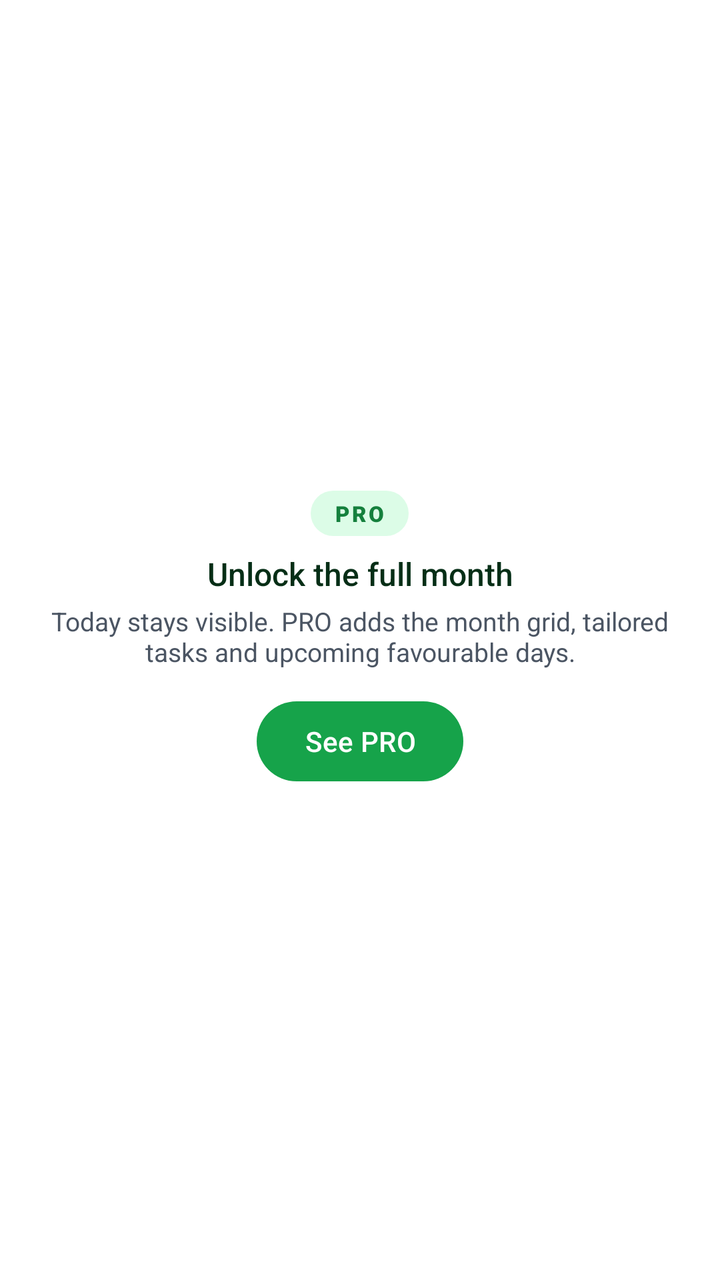
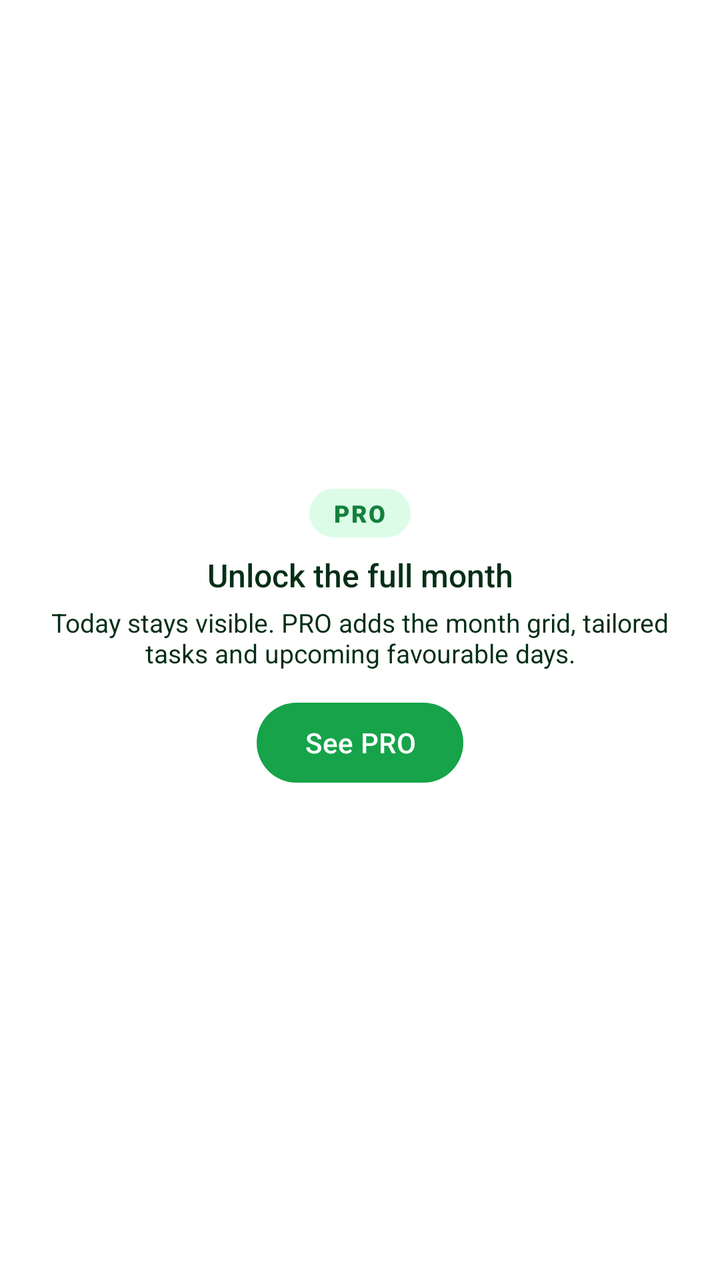

Two renders of the same Android screen: before a commit and after it. Below are the layout's source before the change and the commit's diff.
<!-- AndroidManifest.xml: application theme Theme.PlantDiseases -->
<!-- res/layout/view_pro_locked_overlay.xml -->
<?xml version="1.0" encoding="utf-8"?>
<LinearLayout xmlns:android="http://schemas.android.com/apk/res/android"
    android:layout_width="match_parent"
    android:layout_height="match_parent"
    android:background="@drawable/bg_pro_gate_scrim"
    android:gravity="center"
    android:orientation="vertical"
    android:padding="@dimen/space_lg">

    <TextView
        android:layout_width="wrap_content"
        android:layout_height="wrap_content"
        android:background="@drawable/bg_pill_secondary"
        android:fontFamily="sans-serif-black"
        android:letterSpacing="0.08"
        android:paddingHorizontal="@dimen/space_md"
        android:paddingVertical="@dimen/space_xs"
        android:text="@string/pro_locked_badge"
        android:textColor="@color/primary_dark"
        android:textSize="@dimen/text_caption" />

    <TextView
        android:id="@+id/pro_gate_title"
        android:layout_width="match_parent"
        android:layout_height="wrap_content"
        android:layout_marginTop="@dimen/space_sm"
        android:fontFamily="sans-serif-medium"
        android:gravity="center"
        android:text="@string/pro_lunar_locked_title"
        android:textColor="@color/on_surface"
        android:textSize="@dimen/text_title_sm" />

    <TextView
        android:id="@+id/pro_gate_body"
        android:layout_width="match_parent"
        android:layout_height="wrap_content"
        android:layout_marginTop="@dimen/space_xs"
        android:gravity="center"
        android:maxLines="3"
        android:text="@string/pro_lunar_locked_body"
        android:textColor="@color/on_surface_secondary"
        android:textSize="@dimen/text_body_sm" />

    <com.google.android.material.button.MaterialButton
        android:id="@+id/pro_gate_button"
        style="@style/App.Button.Filled"
        android:layout_width="wrap_content"
        android:layout_height="wrap_content"
        android:layout_marginTop="@dimen/space_md"
        android:minHeight="48dp"
        android:text="@string/pro_unlock" />
</LinearLayout>
<!-- resources referenced by this layout -->
<resources>
  <color name="on_surface">#052E16</color>
  <color name="on_surface_secondary">#4B5563</color>
  <color name="primary_dark">#15803D</color>
  <dimen name="space_lg">16dp</dimen>
  <dimen name="space_md">12dp</dimen>
  <dimen name="space_sm">8dp</dimen>
  <dimen name="space_xs">4dp</dimen>
  <dimen name="text_body_sm">13sp</dimen>
  <dimen name="text_caption">11sp</dimen>
  <dimen name="text_title_sm">16sp</dimen>
  <string name="pro_locked_badge">PRO</string>
  <string name="pro_lunar_locked_body">Today stays visible. PRO adds the month grid, tailored tasks and upcoming favourable days.</string>
  <string name="pro_lunar_locked_title">Unlock the full month</string>
  <string name="pro_unlock">See PRO</string>
  <style name="Theme.PlantDiseases" parent="Theme.Material3.DayNight.NoActionBar">
          <item name="colorPrimary">@color/primary</item>
          <item name="colorPrimaryDark">@color/primary_dark</item>
          <item name="colorOnPrimary">@color/on_primary</item>
          <item name="colorPrimaryContainer">@color/primary_light</item>
          <item name="colorOnPrimaryContainer">@color/primary_dark</item>
          <item name="colorSecondary">@color/secondary</item>
          <item name="colorOnSecondary">@color/on_secondary</item>
          <item name="colorSecondaryContainer">@color/primary_light</item>
          <item name="colorOnSecondaryContainer">@color/primary_dark</item>
          <item name="android:colorBackground">@color/background</item>
          
          <item name="android:windowBackground">@color/background</item>
          
          <item name="android:windowAnimationStyle">@style/App.Animation.Navigation</item>
          <item name="colorSurface">@color/surface</item>
          <item name="colorSurfaceVariant">@color/surface_variant</item>
          <item name="colorOnSurface">@color/on_surface</item>
          <item name="colorOnSurfaceVariant">@color/on_surface_secondary</item>
          
          <item name="colorSurfaceContainerLow">@color/surface_container_low</item>
          <item name="colorSurfaceContainer">@color/surface_container</item>
          <item name="colorSurfaceContainerHigh">@color/surface_container_high</item>
          <item name="colorSurfaceContainerHighest">@color/surface_container_highest</item>
          <item name="colorSurfaceContainerLowest">@color/surface_container_lowest</item>
          
          <item name="android:statusBarColor">@android:color/transparent</item>
          <item name="android:windowLightStatusBar">false</item>
          <item name="android:navigationBarColor">@color/background</item>
  
          
          <item name="appBarLayoutStyle">@style/Widget.Material3.AppBarLayout</item>
  
          
          <item name="materialButtonStyle">@style/App.Button.Filled</item>
          <item name="floatingActionButtonStyle">@style/App.FAB</item>
          <item name="extendedFloatingActionButtonStyle">@style/App.FAB.Extended</item>
      </style>
  <dimen name="radius_lg">22dp</dimen>
  <color name="pro_gate_scrim_end">#F7FFFFFF</color>
  <color name="pro_gate_scrim_start">#B3FFFFFF</color>
  <color name="primary">#16A34A</color>
  <color name="on_primary">#FFFFFF</color>
  <dimen name="space_2xl">24dp</dimen>
  <dimen name="text_body">14sp</dimen>
  <color name="primary_light">#DCFCE7</color>
  <color name="secondary">#4ADE80</color>
  <color name="on_secondary">#052E16</color>
  <color name="background">#FFFFFF</color>
  <color name="surface">#FFFFFF</color>
  <color name="surface_variant">#F0FDF4</color>
  <color name="surface_container_low">#F4FBF6</color>
  <color name="surface_container">#ECF7F0</color>
  <color name="surface_container_high">#F7FBF8</color>
  <color name="surface_container_highest">#EEF6F0</color>
  <color name="surface_container_lowest">#FFFFFF</color>
  <!-- unchanged entries left out for length: 7 -->
</resources>

<!-- the commit's change to res/layout/view_pro_locked_overlay.xml (unified diff, before → after) -->
@@ -38,7 +38,7 @@
         android:gravity="center"
         android:maxLines="3"
         android:text="@string/pro_lunar_locked_body"
-        android:textColor="@color/on_surface_secondary"
+        android:textColor="@color/on_surface"
         android:textSize="@dimen/text_body_sm" />
 
     <com.google.android.material.button.MaterialButton
<!-- resource entries referenced after the edit -->
@@ -1,14 +1,14 @@
 <!-- resources referenced by this layout -->
 <resources>
   <color name="on_surface">#052E16</color>
-  <color name="on_surface_secondary">#4B5563</color>
+  <color name="on_surface_secondary">#21412F</color>
   <color name="primary_dark">#15803D</color>
   <dimen name="space_lg">16dp</dimen>
   <dimen name="space_md">12dp</dimen>
   <dimen name="space_sm">8dp</dimen>
   <dimen name="space_xs">4dp</dimen>
   <dimen name="text_body_sm">13sp</dimen>
-  <dimen name="text_caption">11sp</dimen>
+  <dimen name="text_caption">12sp</dimen>
   <dimen name="text_title_sm">16sp</dimen>
   <string name="pro_locked_badge">PRO</string>
   <string name="pro_lunar_locked_body">Today stays visible. PRO adds the month grid, tailored tasks and upcoming favourable days.</string>
@@ -34,6 +34,8 @@
           <item name="colorOnSurface">@color/on_surface</item>
           <item name="colorOnSurfaceVariant">@color/on_surface_secondary</item>
           
+          <item name="android:textColorSecondary">@color/on_surface_secondary</item>
+          
           <item name="colorSurfaceContainerLow">@color/surface_container_low</item>
           <item name="colorSurfaceContainer">@color/surface_container</item>
           <item name="colorSurfaceContainerHigh">@color/surface_container_high</item>
@@ -41,8 +43,10 @@
           <item name="colorSurfaceContainerLowest">@color/surface_container_lowest</item>
           
           <item name="android:statusBarColor">@android:color/transparent</item>
-          <item name="android:windowLightStatusBar">false</item>
+          
+          <item name="android:windowLightStatusBar">true</item>
           <item name="android:navigationBarColor">@color/background</item>
+          <item name="android:windowLightNavigationBar">true</item>
   
           
           <item name="appBarLayoutStyle">@style/Widget.Material3.AppBarLayout</item>
